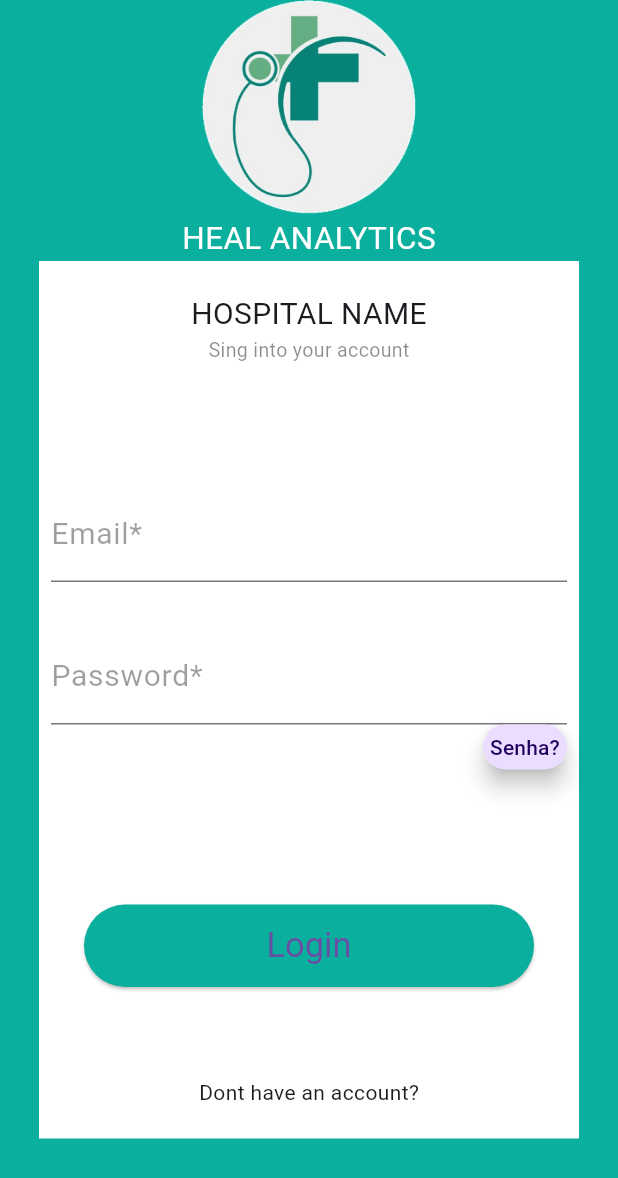
After one commit to JoseEliodoro/DSI, a Flutter app: the screen it shows after launch, after a tap on "Login", on a phone screen of 412 x 824 dp. The commit adds this screen. Shown: the top 1178 px of the screen. Run offline on Flutter 3.47's test engine with Material 2 defaults, Android fonts, the phone set to English and light mode, and no system bars.

Commit message:
organizando código

```diff
--- /dev/null
+++ b/lib/home/home_page.dart
@@ -0,0 +1,86 @@
+import 'package:flutter/material.dart';
+
+class HomePage extends StatefulWidget {
+  const HomePage({super.key});
+
+  @override
+  State<HomePage> createState() => _HomePageState();
+}
+
+class _HomePageState extends State<HomePage> {
+  @override
+  Widget build(BuildContext context) {
+    return Scaffold(
+      body: Center(
+        child: Container(
+          child: Column(mainAxisAlignment: MainAxisAlignment.center, children: [
+            Column(
+              children: [
+                Image.asset(
+                  'lib/src/images/logo.png',
+                  //fit: BoxFit.fill,
+                  width: 204,
+                  height: 204,
+                ),
+                const Text(
+                  'HEAL ANALYTICS',
+                  style: TextStyle(
+                    color: Colors.white,
+                    decoration: TextDecoration.none,
+                    fontSize: 35,
+                  ),
+                ),
+              ],
+            ),
+            const Padding(padding: EdgeInsets.only(top: 82)),
+            Column(
+              children: [
+                GestureDetector(
+                  onTap: () => Navigator.of(context).pushNamed('./login'),
+                  child: Container(
+                    decoration: BoxDecoration(
+                      borderRadius: BorderRadius.circular(40),
+                      color: const Color.fromRGBO(14, 134, 119, 1),
+                    ),
+                    alignment: Alignment.center,
+                    height: 57,
+                    width: 312,
+                    child: const Text(
+                      'Login',
+                      style: TextStyle(
+                        color: Colors.white,
+                        decoration: TextDecoration.none,
+                        fontSize: 35,
+                      ),
+                    ),
+                  ),
+                ),
+                const Padding(padding: EdgeInsets.only(top: 26)),
+                GestureDetector(
+                  onTap: () => Navigator.of(context).pushNamed('./cadastro'),
+                  child: Container(
+                    decoration: BoxDecoration(
+                      borderRadius: BorderRadius.circular(40),
+                      color: const Color.fromRGBO(14, 134, 119, 1),
+                    ),
+                    alignment: Alignment.center,
+                    height: 57,
+                    width: 312,
+                    child: const Text(
+                      'Cadastro',
+                      style: TextStyle(
+                        color: Colors.white,
+                        decoration: TextDecoration.none,
+                        fontSize: 35,
+                      ),
+                    ),
+                  ),
+                ),
+              ],
+            ),
+          ]),
+        ),
+      ),
+    );
+  }
+}
--- /dev/null
+++ b/lib/login/login.dart
@@ -0,0 +1,137 @@
+import 'package:flutter/material.dart';
+
+class LoginPage extends StatefulWidget {
+  const LoginPage({super.key});
+
+  @override
+  State<LoginPage> createState() => _LoginPageState();
+}
+
+class _LoginPageState extends State<LoginPage> {
+  @override
+  Widget build(BuildContext context) {
+    return Scaffold(
+      body: Center(
+        child: Column(
+          children: [
+            Container(
+              child: Column(
+                  mainAxisAlignment: MainAxisAlignment.center,
+                  children: [
+                    Column(
+                      children: [
+                        Image.asset(
+                          'lib/src/images/logo.png',
+                          //fit: BoxFit.fill,
+                          width: 144,
+                          height: 144,
+                        ),
+                        const Text(
+                          'HEAL ANALYTICS',
+                          style: TextStyle(
+                            color: Colors.white,
+                            decoration: TextDecoration.none,
+                            fontSize: 21,
+                          ),
+                        ),
+                      ],
+                    ),
+                    Container(
+                      color: Colors.white,
+                      width: 360,
+                      height: 585,
+                      child: SizedBox(
+                        width: 100,
+                        height: 100,
+                        child: Padding(
+                          padding: const EdgeInsets.all(8.0),
+                          child: Column(
+                            mainAxisAlignment: MainAxisAlignment.center,
+                            children: [
+                              const Text(
+                                'HOSPITAL NAME',
+                                style: TextStyle(fontSize: 20),
+                              ),
+                              const Text(
+                                'Sing into your account',
+                                style: TextStyle(
+                                  fontSize: 13,
+                                  color: Colors.black45,
+                                ),
+                              ),
+                              const SizedBox(
+                                height: 80,
+                              ),
+                              TextFormField(
+                                keyboardType: TextInputType.emailAddress,
+                                decoration: const InputDecoration(
+                                  labelText: 'Email*',
+                                  labelStyle: TextStyle(
+                                    color: Colors.black38,
+                                    fontWeight: FontWeight.w400,
+                                    fontSize: 20,
+                                  ),
+                                ),
+                                style: const TextStyle(fontSize: 20),
+                              ),
+                              const SizedBox(
+                                height: 30,
+                              ),
+                              TextFormField(
+                                keyboardType: TextInputType.emailAddress,
+                                obscureText: true,
+                                decoration: const InputDecoration(
+                                  labelText: 'Password*',
+                                  labelStyle: TextStyle(
+                                    color: Colors.black38,
+                                    fontWeight: FontWeight.w400,
+                                    fontSize: 20,
+                                  ),
+                                ),
+                                style: const TextStyle(fontSize: 20),
+                              ),
+                              Container(
+                                //Sserve pra colocar o 'Esqueceu sua senha?'
+                                height: 30,
+                                alignment: Alignment.centerRight,
+                                child: FloatingActionButton(
+                                  child: const Text(
+                                    'Senha?',
+                                    textAlign: TextAlign.right,
+                                  ),
+                                  onPressed: () =>
+                                      Navigator.of(context).pushNamed('/'),
+                                ),
+                              ),
+                              const SizedBox(
+                                height: 90,
+                              ),
+                              ElevatedButton(
+                                onPressed: () {},
+                                style: ElevatedButton.styleFrom(
+                                  textStyle: const TextStyle(
+                                      fontSize: 23, color: Colors.white),
+                                  fixedSize: const Size(300, 55),
+                                  backgroundColor:
+                                      const Color.fromRGBO(10, 175, 158, 1),
+                                ),
+                                child: const Text('Login'),
+                              ),
+                              Container(
+                                  child: const SizedBox(
+                                height: 60,
+                              )),
+                              const Text('Dont have an account?'),
+                            ],
+                          ),
+                        ),
+                      ),
+                    )
+                  ]),
+            ),
+          ],
+        ),
+      ),
+    );
+  }
+}
--- a/lib/main.dart
+++ b/lib/main.dart
@@ -1,7 +1,10 @@
 import 'package:flutter/material.dart';
 
 import 'src/themes/color_schemes.g.dart';
-import 'src/home/home_page.dart';
+
+import 'home/home_page.dart';
+import 'cadastro/cadastro_page.dart';
+import 'login/login.dart';
 
 void main() {
   runApp(const MyApp());
@@ -21,13 +24,12 @@ class MyApp extends StatelessWidget {
         colorScheme: lightColorScheme,
         appBarTheme: const AppBarTheme(centerTitle: true),
         scaffoldBackgroundColor: const Color.fromRGBO(10, 175, 158, 1),
-
       ),
       darkTheme: ThemeData(useMaterial3: true, colorScheme: darkColorScheme),
       routes: {
-        //title: 'Heal Analytics'
-        //'/': (context) => const Home(),
         '/': (context) => const HomePage(),
+        './cadastro': (context) => const CadastroPage(),
+        './login': (context) => const LoginPage(),
       },
     );
   }
```
Also changed, not shown: lib/cadastro/cadastro_page.dart (added, +133 -0 lines), lib/src/home/home_page.dart (deleted, +0 -82 lines), lib/home/home.dart (renamed from lib/src/home/home.dart), lib/src/themes/main.g.dart.
